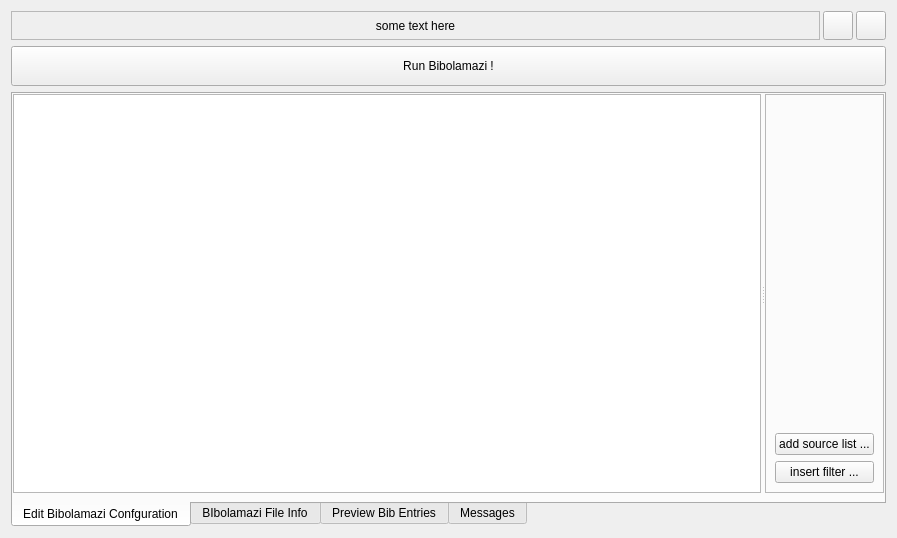
phfaist/bibolamazi, file gui/openbibfile.ui: the form before one commit.
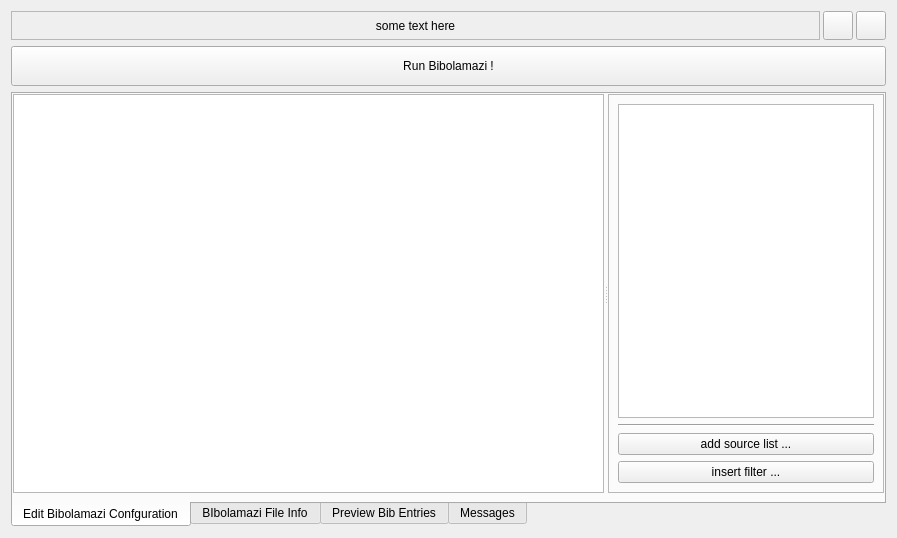
The form after the commit. Icons and pictures are not drawn. Custom widgets are drawn as their Qt base class.

Commit message: favorites commands in GUI seems to work

Patch:
```diff
--- a/gui/openbibfile.ui
+++ b/gui/openbibfile.ui
@@ -90,17 +90,29 @@
           <widget class="QWidget" name="toolspageBase">
            <layout class="QVBoxLayout" name="verticalLayout_3">
             <item>
-             <spacer name="verticalSpacer">
+             <widget class="QTreeView" name="treeFavorites">
+              <property name="font">
+               <font>
+                <italic>true</italic>
+               </font>
+              </property>
+              <property name="dragDropMode">
+               <enum>QAbstractItemView::InternalMove</enum>
+              </property>
+              <property name="rootIsDecorated">
+               <bool>false</bool>
+              </property>
+              <attribute name="headerVisible">
+               <bool>false</bool>
+              </attribute>
+             </widget>
+            </item>
+            <item>
+             <widget class="Line" name="line">
               <property name="orientation">
-               <enum>Qt::Vertical</enum>
+               <enum>Qt::Horizontal</enum>
               </property>
-              <property name="sizeHint" stdset="0">
-               <size>
-                <width>20</width>
-                <height>292</height>
-               </size>
-              </property>
-             </spacer>
+             </widget>
             </item>
             <item>
              <widget class="QPushButton" name="btnAddSourceList">
```
The commit also changes 20 other files.
